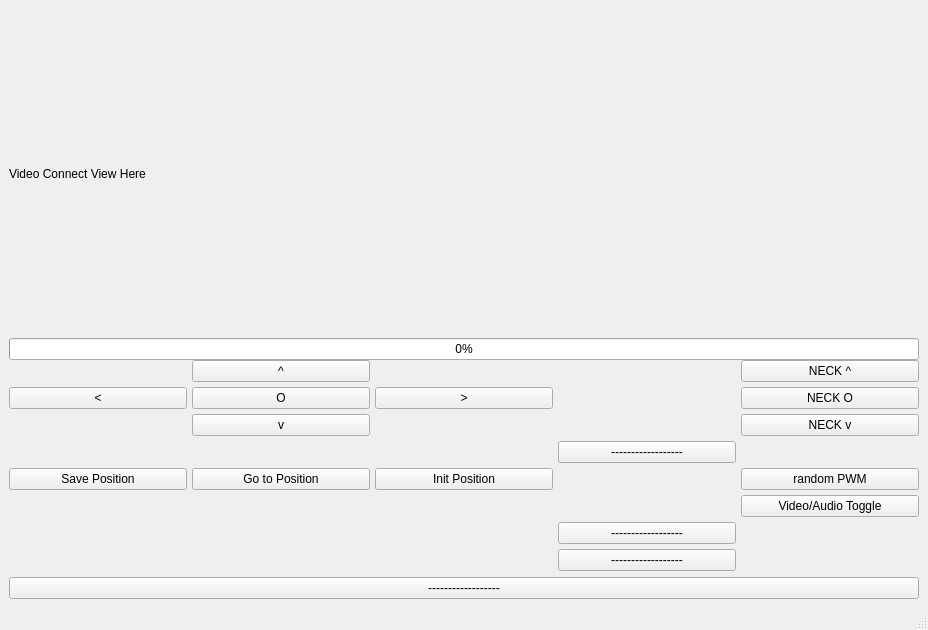
This is mdichild.ui in varram-suh/etri-server as Qt 5 draws it before an edit. The edited form follows.
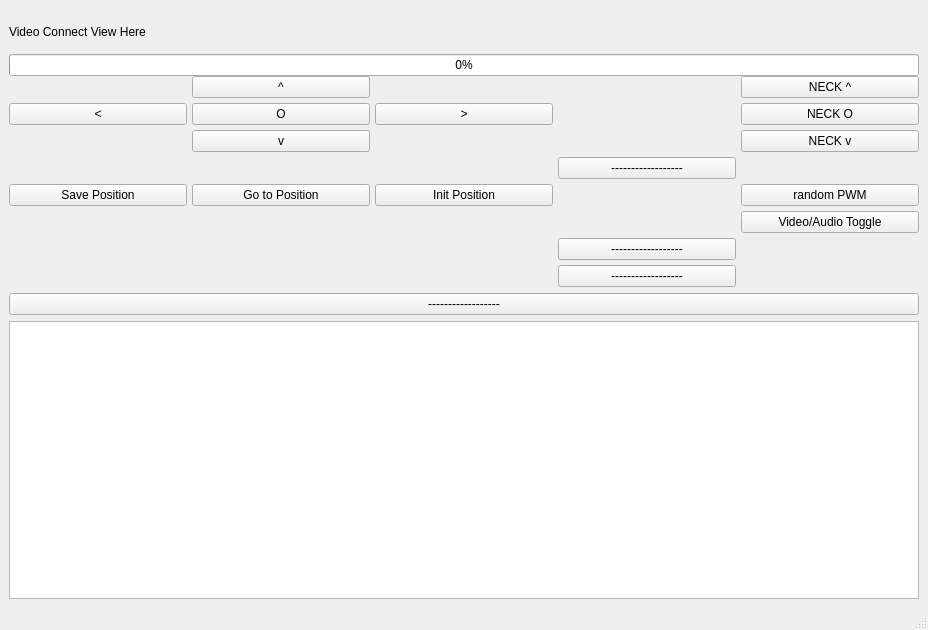
This is the edited form. Custom widgets are drawn as their Qt base class.

```diff
--- a/mdichild.ui
+++ b/mdichild.ui
@@ -210,6 +210,9 @@
       </property>
      </widget>
     </item>
+    <item>
+     <widget class="QTextBrowser" name="textBrowser"/>
+    </item>
    </layout>
   </widget>
   <widget class="QMenuBar" name="menubar">
```
